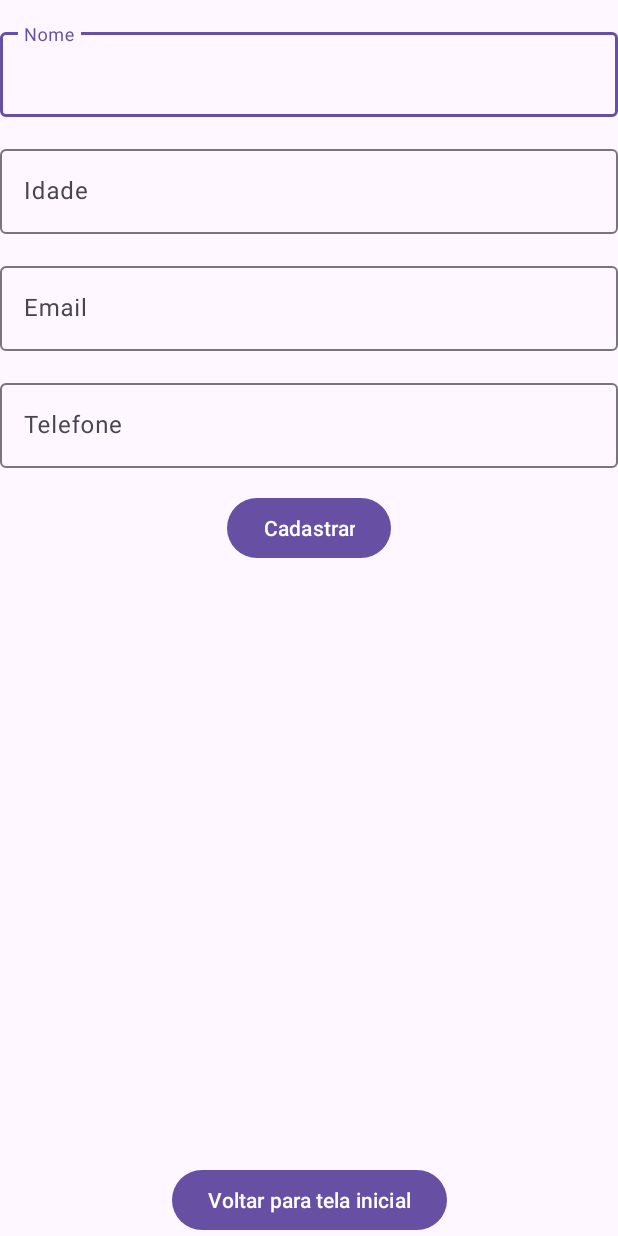
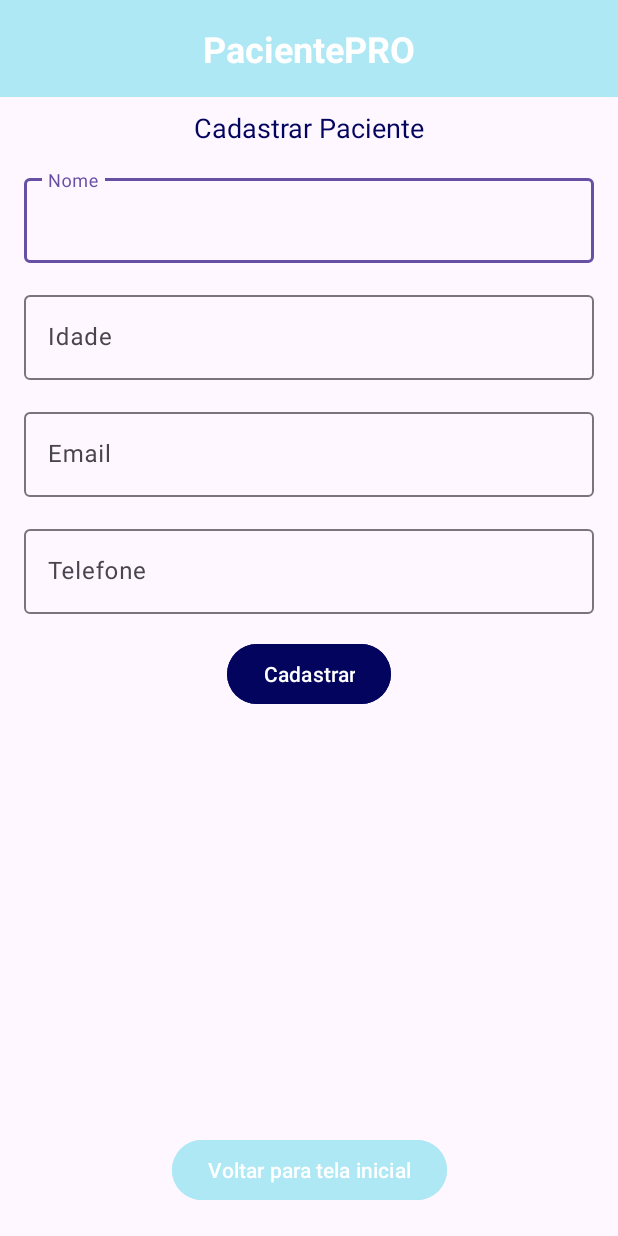
Before and after one commit to YasminVerderame/global-solution-2, an Android app: the CadastroPacienteActivity screen opened directly, with no data from a screen before it, on a phone screen of 412 x 824 dp. Run offline under Robolectric (Android 15) with nearby library versions, the phone set to English and light mode, and no system bars.

Commit message:
finalização do projet

```diff
--- a/kotlin/gskotlin/app/src/main/java/br/com/fiap/gs_kotlin/MainActivity.kt
+++ b/kotlin/gskotlin/app/src/main/java/br/com/fiap/gs_kotlin/MainActivity.kt
@@ -1,9 +1,12 @@
 package br.com.fiap.gs_kotlin
 
 import android.content.Intent
+import android.os.Build
 import androidx.appcompat.app.AppCompatActivity
 import android.os.Bundle
 import android.util.Log
+import android.widget.Button
+import androidx.core.content.ContextCompat
 import br.com.fiap.gs_kotlin.database.PacientesUtils
 import br.com.fiap.gs_kotlin.databinding.ActivityMainBinding
 
--- a/kotlin/gskotlin/app/src/main/res/layout/activity_cadastro_paciente.xml
+++ b/kotlin/gskotlin/app/src/main/res/layout/activity_cadastro_paciente.xml
@@ -1,25 +1,54 @@
 <?xml version="1.0" encoding="utf-8"?>
-<androidx.constraintlayout.widget.ConstraintLayout xmlns:android="http://schemas.android.com/apk/res/android"
+<androidx.constraintlayout.widget.ConstraintLayout
+    xmlns:android="http://schemas.android.com/apk/res/android"
     xmlns:app="http://schemas.android.com/apk/res-auto"
     android:layout_width="match_parent"
     android:layout_height="match_parent">
+
+    <LinearLayout
+        android:id="@+id/headerLayout"
+        android:layout_width="match_parent"
+        android:layout_height="wrap_content"
+        android:background="@color/lightblue"
+        android:padding="16dp"
+        android:gravity="center">
+
+        <TextView
+            android:layout_width="wrap_content"
+            android:layout_height="wrap_content"
+            android:text="PacientePRO"
+            android:textSize="24sp"
+            android:textColor="@android:color/white"
+            android:textStyle="bold"/>
+    </LinearLayout>
+
+    <TextView
+        android:id="@+id/txtTituloCadastrarPaciente"
+        android:layout_width="wrap_content"
+        android:layout_height="wrap_content"
+        android:text="Cadastrar Paciente"
+        android:textSize="18sp"
+        android:textColor="@color/darkblue"
+        android:layout_marginTop="8dp"
+        app:layout_constraintEnd_toEndOf="parent"
+        app:layout_constraintTop_toBottomOf="@id/headerLayout"
+        app:layout_constraintStart_toStartOf="parent" />
 
     <com.google.android.material.textfield.TextInputLayout
         android:id="@+id/textInputNome"
         android:layout_width="match_parent"
         android:layout_height="wrap_content"
         android:hint="Nome"
-        app:layout_constraintTop_toTopOf="parent"
+        android:textColor="@color/darkblue"
+        app:layout_constraintTop_toBottomOf="@id/txtTituloCadastrarPaciente"
         app:layout_constraintStart_toStartOf="parent"
         app:layout_constraintEnd_toEndOf="parent"
-        android:layout_marginTop="16dp"
-        >
+        android:layout_margin="16dp">
 
         <com.google.android.material.textfield.TextInputEditText
             android:id="@+id/textInputEditTextNome"
             android:layout_width="match_parent"
-            android:layout_height="wrap_content"
-            />
+            android:layout_height="wrap_content"/>
 
     </com.google.android.material.textfield.TextInputLayout>
 
@@ -28,17 +57,16 @@
         android:layout_width="match_parent"
         android:layout_height="wrap_content"
         android:hint="Idade"
-        android:layout_marginTop="16dp"
+        android:textColor="@color/darkblue"
         app:layout_constraintTop_toBottomOf="@id/textInputNome"
         app:layout_constraintStart_toStartOf="parent"
         app:layout_constraintEnd_toEndOf="parent"
-        >
+        android:layout_margin="16dp">
 
         <com.google.android.material.textfield.TextInputEditText
             android:id="@+id/textInputEditTextIdade"
             android:layout_width="match_parent"
-            android:layout_height="wrap_content"
-            />
+            android:layout_height="wrap_content"/>
 
     </com.google.android.material.textfield.TextInputLayout>
 
@@ -47,17 +75,16 @@
         android:layout_width="match_parent"
         android:layout_height="wrap_content"
         android:hint="Email"
-        android:layout_marginTop="16dp"
+        android:textColor="@color/darkblue"
         app:layout_constraintTop_toBottomOf="@id/textInputLayoutIdade"
         app:layout_constraintStart_toStartOf="parent"
         app:layout_constraintEnd_toEndOf="parent"
-        >
+        android:layout_margin="16dp">
 
         <com.google.android.material.textfield.TextInputEditText
             android:id="@+id/textInputEditTextEmail"
             android:layout_width="match_parent"
-            android:layout_height="wrap_content"
-            />
+            android:layout_height="wrap_content"/>
 
     </com.google.android.material.textfield.TextInputLayout>
 
@@ -66,19 +93,19 @@
         android:layout_width="match_parent"
         android:layout_height="wrap_content"
         android:hint="Telefone"
-        android:layout_marginTop="16dp"
+        android:textColor="@color/darkblue"
         app:layout_constraintTop_toBottomOf="@id/textInputLayoutEmail"
         app:layout_constraintStart_toStartOf="parent"
         app:layout_constraintEnd_toEndOf="parent"
-        >
+        android:layout_margin="16dp">
 
         <com.google.android.material.textfield.TextInputEditText
             android:id="@+id/textInputEditTextTelefone"
             android:layout_width="match_parent"
-            android:layout_height="wrap_content"
-            />
+            android:layout_height="wrap_content"/>
 
     </com.google.android.material.textfield.TextInputLayout>
+
 
     <com.google.android.material.button.MaterialButton
         android:id="@+id/btnCadastrar"
@@ -89,16 +116,18 @@
         app:layout_constraintTop_toBottomOf="@id/textInputLayoutTelefone"
         app:layout_constraintEnd_toEndOf="parent"
         app:layout_constraintStart_toStartOf="parent"
+        android:backgroundTint="@color/darkblue"
         />
 
     <com.google.android.material.button.MaterialButton
         android:id="@+id/btnVoltarInicio"
+        android:backgroundTint="@color/lightblue"
         android:layout_width="wrap_content"
         android:layout_height="wrap_content"
         android:text="Voltar para tela inicial"
+        android:layout_marginBottom="20dp"
         app:layout_constraintBottom_toBottomOf="parent"
         app:layout_constraintEnd_toEndOf="parent"
-        app:layout_constraintStart_toStartOf="parent"
-        />
+        app:layout_constraintStart_toStartOf="parent"/>
 
 </androidx.constraintlayout.widget.ConstraintLayout>
--- a/kotlin/gskotlin/app/src/main/res/layout/activity_lista_paciente.xml
+++ b/kotlin/gskotlin/app/src/main/res/layout/activity_lista_paciente.xml
@@ -1,5 +1,6 @@
 <?xml version="1.0" encoding="utf-8"?>
 <androidx.constraintlayout.widget.ConstraintLayout xmlns:android="http://schemas.android.com/apk/res/android"
+    xmlns:app="http://schemas.android.com/apk/res-auto"
     android:layout_width="match_parent"
     android:layout_height="match_parent">
 
--- a/kotlin/gskotlin/app/src/main/res/values/colors.xml
+++ b/kotlin/gskotlin/app/src/main/res/values/colors.xml
@@ -2,4 +2,7 @@
 <resources>
     <color name="black">#FF000000</color>
     <color name="white">#FFFFFFFF</color>
+    <color name="skyblue">#48CAE4</color>
+    <color name="darkblue">#03045E</color>
+    <color name="lightblue">#ADE8F4</color>
 </resources>
```
Also changed, not shown: kotlin/gskotlin/app/src/main/res/layout/activity_detalhes_paciente.xml (+30 -1 lines), kotlin/gskotlin/app/src/main/res/layout/activity_main.xml (+31 -8 lines), kotlin/gskotlin/app/src/main/res/layout/item_paciente_view.xml (+16 -4 lines), kotlin/gskotlin/app/src/main/res/drawable/logo.png (added).
